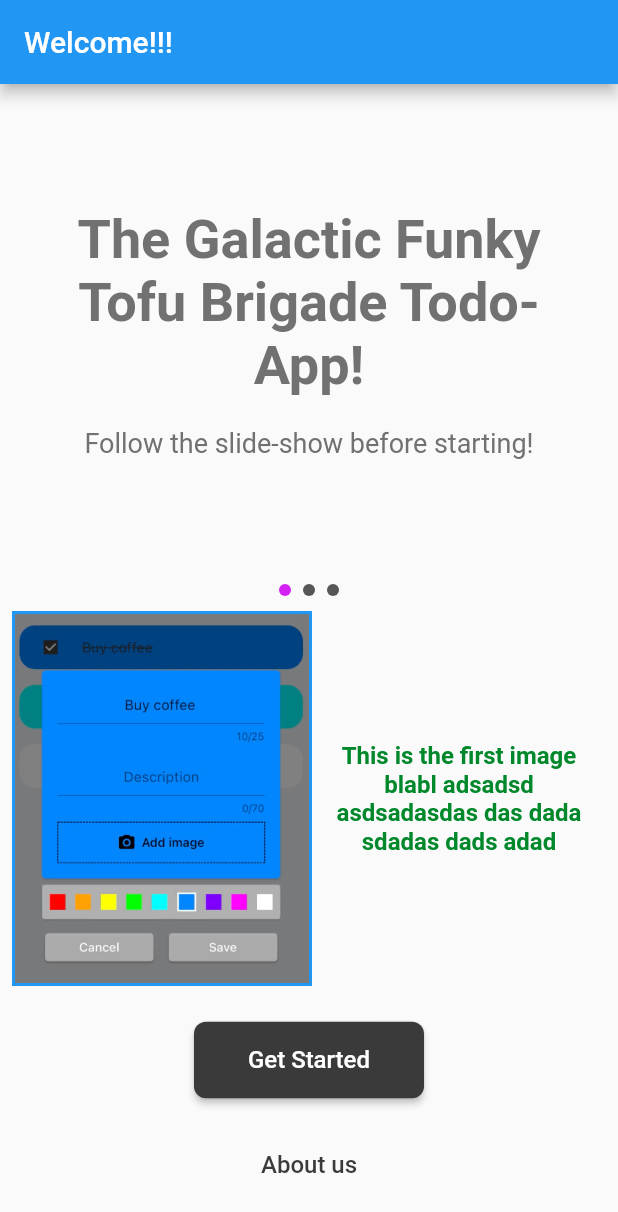
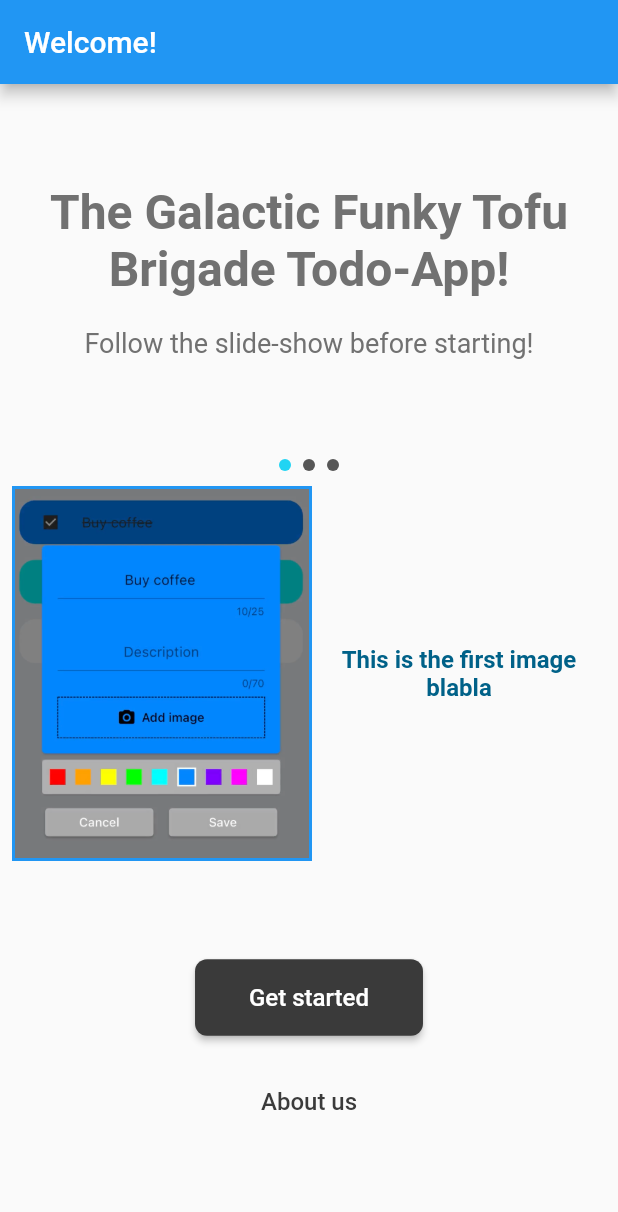
Before and after one commit to Juandr0/todo_app, a Flutter app: the screen it shows after launch, on a phone screen of 412 x 824 dp. Shown: the top 1212 px of the screen. Run offline on Flutter 3.47's test engine with Material 2 defaults, Android fonts, the phone set to English and light mode, and no system bars; our stand-ins replace dotted_border, image_picker, shared_preferences.

Commit message:
String resources

```diff
--- a/lib/constants/app_sizes.dart
+++ b/lib/constants/app_sizes.dart
@@ -5,7 +5,7 @@ class AppSizes {
   static const within = 10.0;
   static const between = 20.0;
 
-  static const titleText = 36.0;
+  static const titleText = 32.0;
   static const subtitleText = 18.0;
   static const buttonText = 16.0;
   static const borderRadius = 8.0;
--- a/lib/constants/colors.dart
+++ b/lib/constants/colors.dart
@@ -6,6 +6,6 @@ const Color backGroundColor = Color(0xFFEEEFF5);
 
 const Color deleteIcon = Color(0xFFFF0000);
 
-const Color selectedColor = Color.fromARGB(255, 212, 33, 243);
+const Color selectedColor = Color.fromARGB(255, 33, 212, 243);
 const Color passiveColor = Color.fromARGB(255, 86, 86, 86);
-const Color descriptionTextColor = Color.fromARGB(255, 0, 136, 43);
+const Color descriptionTextColor = Color.fromARGB(255, 0, 97, 136);
--- /dev/null
+++ b/lib/constants/strings.dart
@@ -0,0 +1,22 @@
+class Strings {
+  Strings._();
+
+  static const String tofuName = 'The Galactic Funky Tofu Brigade Todo-App!';
+  static const String followSlideShow =
+      'Follow the slide-show before starting!';
+  static const String getStarted = 'Get started';
+  static const String welcome = 'Welcome!';
+  static const String aboutUsButton = 'About us';
+
+  static const String imageOnePath = 'assets/note.png';
+  static const String imageOneText = 'This is the first image blabla';
+
+  static const String imageTwoPath = 'assets/note.png';
+  static const String imageTwoText = 'This is the second image blobloblo';
+
+  static const String imageThreePath = 'assets/note.png';
+  static const String imageThreeText = 'This is the third image bliblibli';
+
+  static const String aboutUs =
+      'The Galactic Funky Tofu Brigade comprises four passionate individuals deeply immersed in the world of app development. This close-knit team shares a collective vision and enthusiasm for creating unique digital experiences. Fueled by their diverse skill sets and a shared commitment to innovation, they embark on a journey marked by collaboration, creativity, and a relentless drive to push the boundaries of app development. Together, theyre on a mission to craft impactful and user-centric applications that resonate uniquely in the digital realm, leaving an indelible mark on the landscape of technology.';
+}
--- a/lib/screens/welcome-screen.dart
+++ b/lib/screens/welcome-screen.dart
@@ -1,6 +1,7 @@
 import 'package:flutter/material.dart';
 import 'package:todo_app/constants/app_sizes.dart';
 import 'package:todo_app/constants/colors.dart';
+import 'package:todo_app/constants/strings.dart';
 import 'package:todo_app/shared-preferences.dart';
 
 class WelcomeScreen extends StatefulWidget {
@@ -28,25 +29,23 @@ class _WelcomeScreenState extends State<WelcomeScreen> {
       BorderRadius.circular(AppSizes.borderRadius);
 
   final List<ImageData> imageData = [
-    ImageData('assets/note.png',
-        'This is the first image blabl adsadsd asdsadasdas das dada sdadas dads adad'),
-    ImageData('assets/note.png', 'Second image blo sd sd adsds adsd as blo'),
-    ImageData('assets/note.png',
-        'Third image hohd wadawda wdawda waw dawawdaw awdawdawd awdawda wdawd wdwda wado'),
+    ImageData(Strings.imageOnePath, Strings.imageOneText),
+    ImageData(Strings.imageTwoPath, Strings.imageTwoText),
+    ImageData(Strings.imageThreePath, Strings.imageThreeText),
   ];
 
   int _selectedIndex = 0;
 
   Widget buildTitleSection() {
     return Expanded(
-      flex: 2,
+      flex: 1,
       child: Padding(
         padding: EdgeInsets.all(paddingValue),
         child: Column(
           mainAxisAlignment: MainAxisAlignment.center,
           children: <Widget>[
             Text(
-              'The Galactic Funky Tofu Brigade Todo-App!',
+              Strings.tofuName,
               style: TextStyle(
                 fontSize: titleFontSize,
                 fontWeight: FontWeight.bold,
@@ -56,7 +55,7 @@ class _WelcomeScreenState extends State<WelcomeScreen> {
             ),
             SizedBox(height: verticalSpacing),
             Text(
-              'Follow the slide-show before starting!',
+              Strings.followSlideShow,
               style: TextStyle(fontSize: subtitleFontSize, color: textColor),
               textAlign: TextAlign.center,
             ),
@@ -161,7 +160,7 @@ class _WelcomeScreenState extends State<WelcomeScreen> {
               padding: const EdgeInsets.symmetric(
                   vertical: AppSizes.buttonText, horizontal: AppSizes.between),
               child: Text(
-                'Get Started',
+                Strings.getStarted,
                 style: TextStyle(fontSize: buttonFontSize),
               ),
             ),
@@ -169,10 +168,14 @@ class _WelcomeScreenState extends State<WelcomeScreen> {
           SizedBox(height: verticalSpacing),
           TextButton(
             onPressed: () {
-              // Navigate to about us?
+              showDialog(
+                  context: context,
+                  builder: (BuildContext context) {
+                    return AboutUsDialog();
+                  });
             },
             child: Text(
-              'About us',
+              Strings.aboutUsButton,
               style: TextStyle(fontSize: buttonFontSize, color: buttonColor),
             ),
           ),
@@ -185,7 +188,7 @@ class _WelcomeScreenState extends State<WelcomeScreen> {
   Widget build(BuildContext context) {
     return Scaffold(
       appBar: AppBar(
-        title: const Text('Welcome!!!'),
+        title: const Text(Strings.welcome),
       ),
       body: Column(
         mainAxisAlignment: MainAxisAlignment.center,
@@ -225,3 +228,26 @@ class ImageSliderIndicator extends StatelessWidget {
     );
   }
 }
+
+class AboutUsDialog extends StatelessWidget {
+  @override
+  Widget build(BuildContext context) {
+    return AlertDialog(
+      title: const Text(Strings.aboutUsButton),
+      content: const SingleChildScrollView(
+        child: Text(
+          Strings.aboutUs,
+          style: TextStyle(fontSize: 18.0),
+        ),
+      ),
+      actions: <Widget>[
+        TextButton(
+          onPressed: () {
+            Navigator.of(context).pop();
+          },
+          child: Text('Close'),
+        ),
+      ],
+    );
+  }
+}
```
